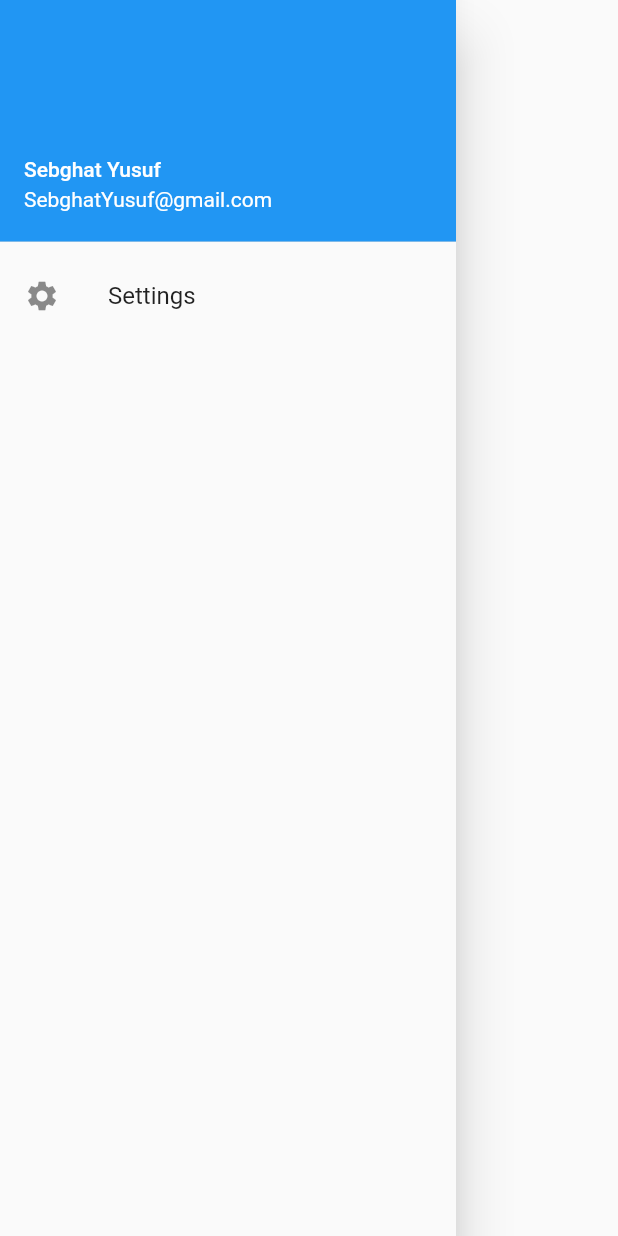
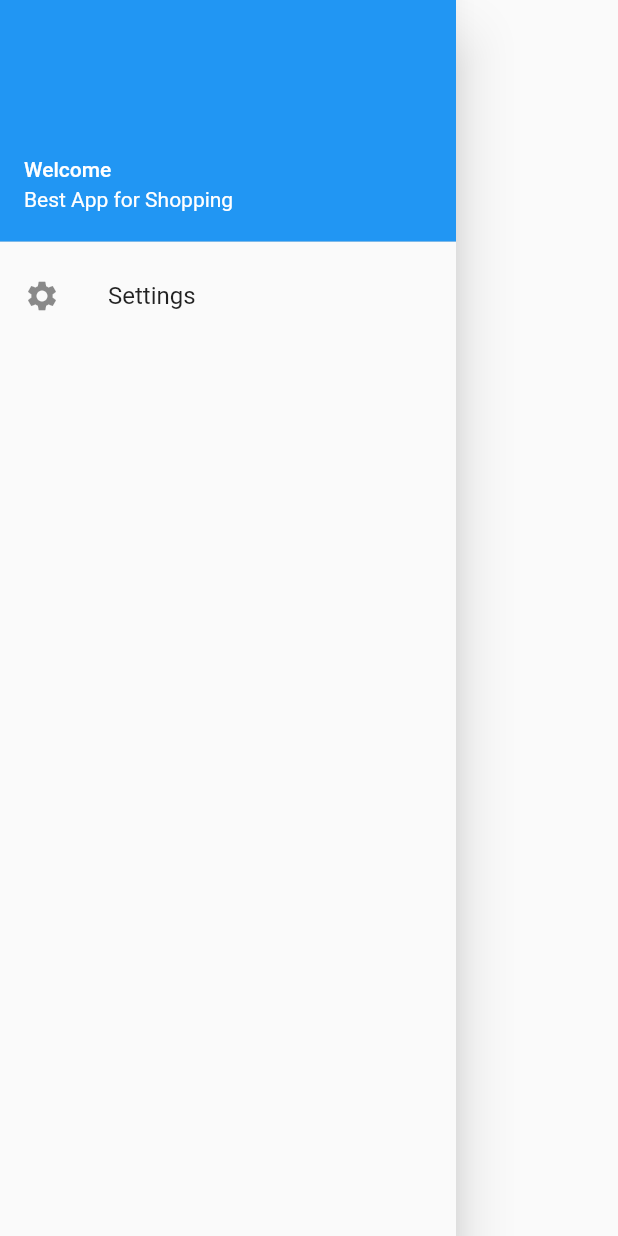
Before and after one commit to tomorrowbyte/getx-sqlite, a Flutter app: the MyDrawer widget shown alone on an empty page, opened directly, on a phone screen of 412 x 824 dp. Run offline on Flutter 3.47's test engine with Material 2 defaults, Android fonts, the phone set to English and light mode, and no system bars; our stand-ins replace get, image_picker, photo_view, sqflite; accounts and stored records are empty.

Commit message:
add words

```diff
--- a/lib/utils/en_us.dart
+++ b/lib/utils/en_us.dart
@@ -8,8 +8,10 @@ const Map<String, String> enUS = {
   "Name": "Name",
   "Description": "Description",
   "Price": "Price",
-  "Add Product":"Add Product",
+  "Add Product": "Add Product",
   "Select Image": "Select Image",
-  "Settings":"Settings",
+  "Settings": "Settings",
   "Language": "Language",
+  "drawer-subtitle": "Best App for Shopping",
+  "Welcome": "Welcome",
 };
--- a/lib/utils/fa_AF.dart
+++ b/lib/utils/fa_AF.dart
@@ -12,4 +12,6 @@ const Map<String, String> faAF = {
   "Select Image": "انتخاب عکس",
   "Settings":"تنظیمات",
   "Language": "زبان",
+  "drawer-subtitle": "بهترین نرم افزار برای خرید",
+  "Welcome": "به سرای خرید خوش آمدید",
 };
--- a/lib/views/my_drawer.dart
+++ b/lib/views/my_drawer.dart
@@ -9,13 +9,13 @@ class MyDrawer extends StatelessWidget {
       child: ListView(
         children: [
           UserAccountsDrawerHeader(
-            accountName: Text("Sebghat Yusuf"),
-            accountEmail: Text("SebghatYusuf@gmail.com"),
+            accountName: Text("Welcome".tr),
+            accountEmail: Text("drawer-subtitle".tr),
           ),
           ListTile(
             leading: Icon(Icons.settings),
-            title: Text("Settings"),
-            onTap: (){
+            title: Text("Settings".tr),
+            onTap: () {
               Get.to(Settings());
             },
           )
```
